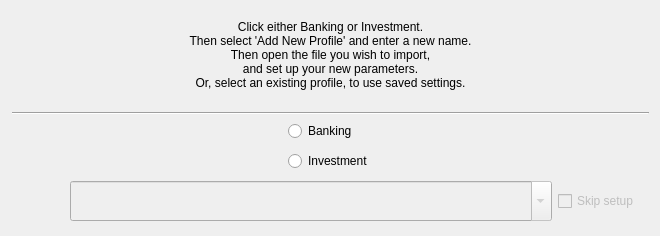
Qt form kmymoney/plugins/csvimport/introwizardpage.ui (KDE/kmymoney) before a commit.
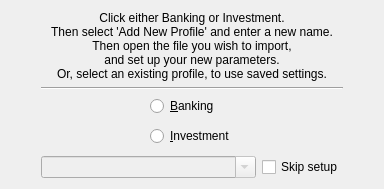
The same form after that commit. Custom widgets are drawn as their Qt base class.

The edit to the form file:
```diff
--- a/kmymoney/plugins/csvimport/introwizardpage.ui
+++ b/kmymoney/plugins/csvimport/introwizardpage.ui
@@ -2,24 +2,16 @@
 <ui version="4.0">
  <class>IntroPage</class>
  <widget class="QWidget" name="IntroPage">
-  <property name="geometry">
-   <rect>
-    <x>0</x>
-    <y>0</y>
-    <width>660</width>
-    <height>236</height>
-   </rect>
-  </property>
-  <property name="minimumSize">
-   <size>
-    <width>660</width>
-    <height>0</height>
-   </size>
+  <property name="sizePolicy">
+   <sizepolicy hsizetype="Expanding" vsizetype="Expanding">
+    <horstretch>0</horstretch>
+    <verstretch>0</verstretch>
+   </sizepolicy>
   </property>
   <property name="windowTitle">
    <string>Intro Wizard Page</string>
   </property>
-  <layout class="QHBoxLayout" name="horizontalLayout" stretch="1,500">
+  <layout class="QHBoxLayout" name="horizontalLayout" stretch="1,10,1">
    <item>
     <spacer name="horizontalSpacer">
      <property name="orientation">
@@ -34,35 +26,9 @@
     </spacer>
    </item>
    <item>
-    <layout class="QVBoxLayout" name="verticalLayout_2" stretch="2,20,1,13,11,1">
-     <item>
-      <spacer name="verticalSpacer_2">
-       <property name="orientation">
-        <enum>Qt::Vertical</enum>
-       </property>
-       <property name="sizeHint" stdset="0">
-        <size>
-         <width>20</width>
-         <height>40</height>
-        </size>
-       </property>
-      </spacer>
-     </item>
+    <layout class="QVBoxLayout" name="verticalLayout_2" stretch="20,1,13,0">
      <item>
       <widget class="QLabel" name="label">
-       <property name="maximumSize">
-        <size>
-         <width>16777215</width>
-         <height>16777215</height>
-        </size>
-       </property>
-       <property name="font">
-        <font>
-         <pointsize>9</pointsize>
-         <weight>50</weight>
-         <bold>false</bold>
-        </font>
-       </property>
        <property name="text">
         <string>Click either Banking or Investment.
 Then select 'Add New Profile' and enter a new name.
@@ -71,12 +37,21 @@
 Or, select an existing profile, to use saved settings.</string>
        </property>
        <property name="alignment">
-        <set>Qt::AlignHCenter|Qt::AlignTop</set>
+        <set>Qt::AlignCenter</set>
+       </property>
+       <property name="wordWrap">
+        <bool>true</bool>
        </property>
       </widget>
      </item>
      <item>
       <widget class="Line" name="line_hor">
+       <property name="sizePolicy">
+        <sizepolicy hsizetype="Expanding" vsizetype="Minimum">
+         <horstretch>0</horstretch>
+         <verstretch>0</verstretch>
+        </sizepolicy>
+       </property>
        <property name="orientation">
         <enum>Qt::Horizontal</enum>
        </property>
@@ -111,7 +86,7 @@
             </size>
            </property>
            <property name="text">
-            <string>Banking</string>
+            <string>&amp;Banking</string>
            </property>
           </widget>
          </item>
@@ -127,7 +102,7 @@
             </size>
            </property>
            <property name="text">
-            <string>Investment</string>
+            <string>&amp;Investment</string>
            </property>
           </widget>
          </item>
@@ -149,30 +124,17 @@
       </layout>
      </item>
      <item>
-      <layout class="QHBoxLayout" name="horizontalLayout_combo" stretch="12,100,5,2">
+      <layout class="QHBoxLayout" name="horizontalLayout_combo" stretch="100,5">
        <item>
-        <spacer name="horizontalSpacer_3">
-         <property name="orientation">
-          <enum>Qt::Horizontal</enum>
-         </property>
-         <property name="sizeHint" stdset="0">
-          <size>
-           <width>40</width>
-           <height>20</height>
-          </size>
-         </property>
-        </spacer>
-       </item>
-       <item>
-        <widget class="KComboBox" name="combobox_source">
+        <widget class="QComboBox" name="combobox_source">
          <property name="enabled">
           <bool>false</bool>
          </property>
-         <property name="minimumSize">
-          <size>
-           <width>0</width>
-           <height>40</height>
-          </size>
+         <property name="sizePolicy">
+          <sizepolicy hsizetype="Preferred" vsizetype="Preferred">
+           <horstretch>0</horstretch>
+           <verstretch>0</verstretch>
+          </sizepolicy>
          </property>
          <property name="toolTip">
           <string>To add a new profile, enter its name then click Return.
@@ -189,14 +151,11 @@
        </item>
        <item>
         <widget class="QCheckBox" name="checkBoxSkipSetup">
-         <property name="enabled">
-          <bool>false</bool>
-         </property>
-         <property name="minimumSize">
-          <size>
-           <width>0</width>
-           <height>28</height>
-          </size>
+         <property name="sizePolicy">
+          <sizepolicy hsizetype="Preferred" vsizetype="Preferred">
+           <horstretch>0</horstretch>
+           <verstretch>0</verstretch>
+          </sizepolicy>
          </property>
          <property name="toolTip">
           <string>Select to bypass profile setup.
@@ -207,45 +166,25 @@
          </property>
         </widget>
        </item>
-       <item>
-        <spacer name="horizontalSpacer_4">
-         <property name="orientation">
-          <enum>Qt::Horizontal</enum>
-         </property>
-         <property name="sizeHint" stdset="0">
-          <size>
-           <width>40</width>
-           <height>20</height>
-          </size>
-         </property>
-        </spacer>
-       </item>
       </layout>
      </item>
-     <item>
-      <spacer name="verticalSpacer">
-       <property name="orientation">
-        <enum>Qt::Vertical</enum>
-       </property>
-       <property name="sizeHint" stdset="0">
-        <size>
-         <width>20</width>
-         <height>40</height>
-        </size>
-       </property>
-      </spacer>
-     </item>
     </layout>
    </item>
+   <item>
+    <spacer name="rightSpacer">
+     <property name="orientation">
+      <enum>Qt::Horizontal</enum>
+     </property>
+     <property name="sizeHint" stdset="0">
+      <size>
+       <width>40</width>
+       <height>20</height>
+      </size>
+     </property>
+    </spacer>
+   </item>
   </layout>
  </widget>
- <customwidgets>
-  <customwidget>
-   <class>KComboBox</class>
-   <extends>QComboBox</extends>
-   <header>kcombobox.h</header>
-  </customwidget>
- </customwidgets>
  <resources/>
  <connections/>
 </ui>
```
Left out of the diff: 2 changed lines with no effect on the pictures.
